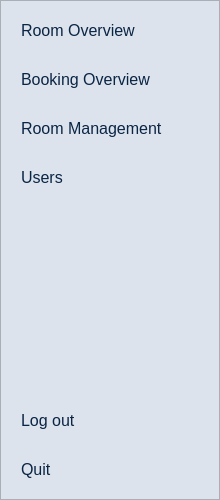
The window that ui/sidebar.ui (maihuybao/SmartLockUEL) describes before a commit, drawn with Qt 5.
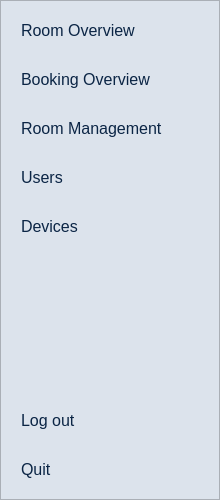
The same window after the commit.

Commit message: Add device management, UI files and docs

Patch:
```diff
--- a/ui/sidebar.ui
+++ b/ui/sidebar.ui
@@ -82,6 +82,13 @@
      </property>
     </widget>
    </item>
+   <item>
+    <widget class="QPushButton" name="pushButtonDevices">
+     <property name="text">
+      <string>Devices</string>
+     </property>
+    </widget>
+   </item>
    <item>
     <spacer name="verticalSpacer">
      <property name="orientation">
```
Left out of the diff: 12 changed lines with no effect on the pictures. The commit also changes 34 other files.
